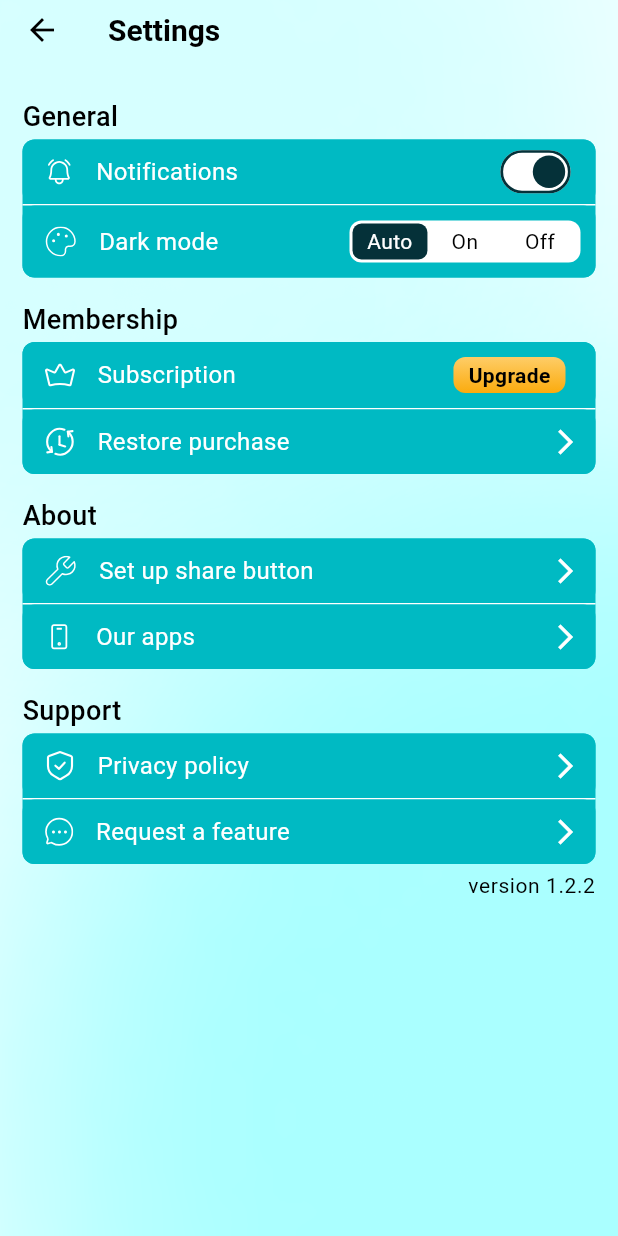
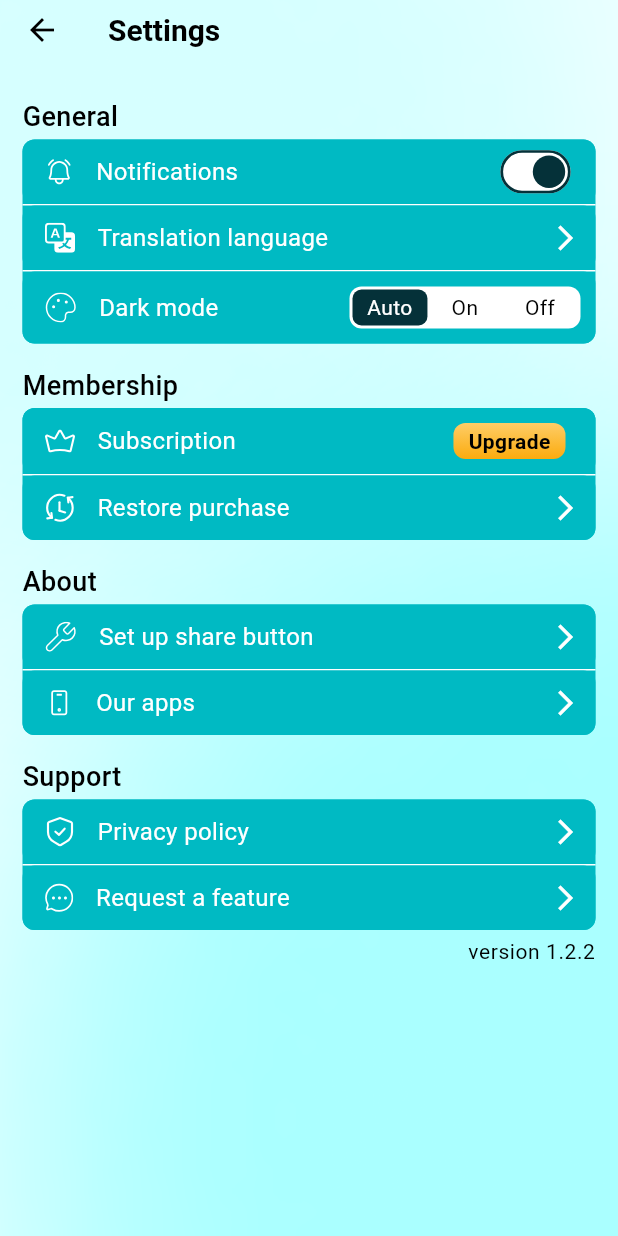
Before and after one commit to 5sControl/doc-ai-chat-to-erp, a Flutter app: the SettingsScreen screen opened by its route, on a phone screen of 412 x 824 dp. Run offline on Flutter 3.47's test engine with Material 3 defaults, Android fonts, the phone set to English and light mode, and no system bars; our stand-ins replace bloc_concurrency, cached_network_image, dio, equatable, file_picker, flutter_animate and 10 more; missing offline and left inert: dart:ffi, facebook_app_events, flutter_dialogs, flutter_link_previewer, mixpanel_flutter, purchases_flutter and 2 more.

Commit message:
add translate lang to settings

```diff
--- a/lib/bloc/settings/settings_bloc.dart
+++ b/lib/bloc/settings/settings_bloc.dart
@@ -20,7 +20,7 @@ class SettingsBloc extends HydratedBloc<SettingsEvent, SettingsState> {
             isNotificationsEnabled: true,
             appTheme: AppTheme.auto,
             subscriptionsSynced: false,
-            // themeMode: ThemeMode.system,
+            translateLanguage: '',
             abTest: (DateTime.now().minute % 2) == 1 ? 'A' : 'B')) {
     on<PassOnboarding>((event, emit) {
       emit(state.copyWith(onboardingPassed: true));
@@ -54,6 +54,10 @@ class SettingsBloc extends HydratedBloc<SettingsEvent, SettingsState> {
     on<SetPurchasesSync>((event, emit) async {
       emit(state.copyWith(subscriptionsSynced: true));
     });
+
+    on<SetTranslateLanguage>((event, emit) {
+      emit(state.copyWith(translateLanguage: event.translateLanguage));
+    });
   }
 
   @override
--- a/lib/bloc/settings/settings_event.dart
+++ b/lib/bloc/settings/settings_event.dart
@@ -49,3 +49,11 @@ class SetPurchasesSync extends SettingsEvent {
   @override
   List<Object> get props => [];
 }
+
+class SetTranslateLanguage extends SettingsEvent {
+  final String translateLanguage;
+  const SetTranslateLanguage({required this.translateLanguage});
+
+  @override
+  List<Object> get props => [translateLanguage];
+}
--- a/lib/bloc/settings/settings_state.dart
+++ b/lib/bloc/settings/settings_state.dart
@@ -10,6 +10,7 @@ class SettingsState extends Equatable {
   final bool isNotificationsEnabled;
   final AppTheme appTheme;
   final bool subscriptionsSynced;
+  final String translateLanguage;
 
   const SettingsState({
     required this.onboardingPassed,
@@ -18,6 +19,7 @@ class SettingsState extends Equatable {
     required this.isNotificationsEnabled,
     required this.appTheme,
     required this.subscriptionsSynced,
+    required this.translateLanguage,
   });
 
   SettingsState copyWith({
@@ -28,6 +30,7 @@ class SettingsState extends Equatable {
     AppTheme? appTheme,
     ThemeMode? themeMode,
     bool? subscriptionsSynced,
+    String? translateLanguage,
   }) {
     return SettingsState(
       onboardingPassed: onboardingPassed ?? this.onboardingPassed,
@@ -36,7 +39,9 @@ class SettingsState extends Equatable {
       isNotificationsEnabled:
           isNotificationsEnabled ?? this.isNotificationsEnabled,
       appTheme: appTheme ?? this.appTheme,
-        subscriptionsSynced: subscriptionsSynced ?? this.subscriptionsSynced);
+      subscriptionsSynced: subscriptionsSynced ?? this.subscriptionsSynced,
+      translateLanguage: translateLanguage ?? this.translateLanguage,
+    );
   }
 
   @override
@@ -46,7 +51,8 @@ class SettingsState extends Equatable {
         abTest,
         isNotificationsEnabled,
         appTheme,
-        subscriptionsSynced
+        subscriptionsSynced,
+        translateLanguage,
       ];
 
   factory SettingsState.fromJson(Map<String, dynamic> json) =>
--- a/lib/main.dart
+++ b/lib/main.dart
@@ -16,7 +16,7 @@ import 'package:summify/bloc/settings/settings_bloc.dart';
 import 'package:summify/bloc/translates/translates_bloc.dart';
 import 'package:summify/screens/onboarding_screen.dart';
 import 'package:summify/screens/request_screen.dart';
-import 'package:summify/screens/settings_screen.dart';
+import 'package:summify/screens/settings_screen/settings_screen.dart';
 import 'package:summify/screens/subscriptionsOnb_scree.dart';
 import 'package:summify/services/notify.dart';
 import 'package:summify/themes/dark_theme.dart';
--- a/lib/screens/settings_screen.dart
+++ b/lib/screens/settings_screen/settings_screen.dart
@@ -8,12 +8,13 @@ import 'package:modal_bottom_sheet/modal_bottom_sheet.dart';
 import 'package:share_plus/share_plus.dart';
 import 'package:summify/gen/assets.gen.dart';
 import 'package:summify/screens/modal_screens/set_up_share_screen.dart';
+import 'package:summify/screens/settings_screen/select_lang_dialog.dart';
 import 'package:summify/screens/subscription_screen.dart';
 import 'package:summify/widgets/backgroung_gradient.dart';
 import 'package:url_launcher/url_launcher.dart';
 
-import '../bloc/settings/settings_bloc.dart';
-import '../bloc/subscriptions/subscriptions_bloc.dart';
+import '../../bloc/settings/settings_bloc.dart';
+import '../../bloc/subscriptions/subscriptions_bloc.dart';
 
 class ButtonItem {
   final String title;
@@ -116,6 +117,27 @@ class SettingsScreen extends StatelessWidget {
         onTap: onTapNotifications,
         trailing: const NotificationsSwitch(),
       ),
+      ButtonItem(
+          title: 'Translation language',
+          leadingIcon: Assets.icons.translate,
+          onTap: () => translateDialog(context: context),
+          trailing: BlocBuilder<SettingsBloc, SettingsState>(
+            builder: (context, state) {
+              return Row(
+                children: [
+                  Text(
+                    state.translateLanguage.toUpperCase(),
+                    style: Theme.of(context).textTheme.bodySmall,
+                  ),
+                  const Icon(
+                    Icons.arrow_forward_ios,
+                    size: 20,
+                    color: Colors.white,
+                  )
+                ],
+              );
+            },
+          )),
       ButtonItem(
         title: 'Dark mode',
         leadingIcon: Assets.icons.theme,
```
Also changed, not shown: lib/screens/settings_screen/select_lang_dialog.dart (renamed from lib/screens/summary_screen/select_lang_dialog.dart, +18 -26 lines), lib/screens/summary_screen/share_copy_button.dart (+14 -6 lines), lib/bloc/settings/settings_bloc.g.dart. Lines whose indentation alone changed are shown as unchanged.
